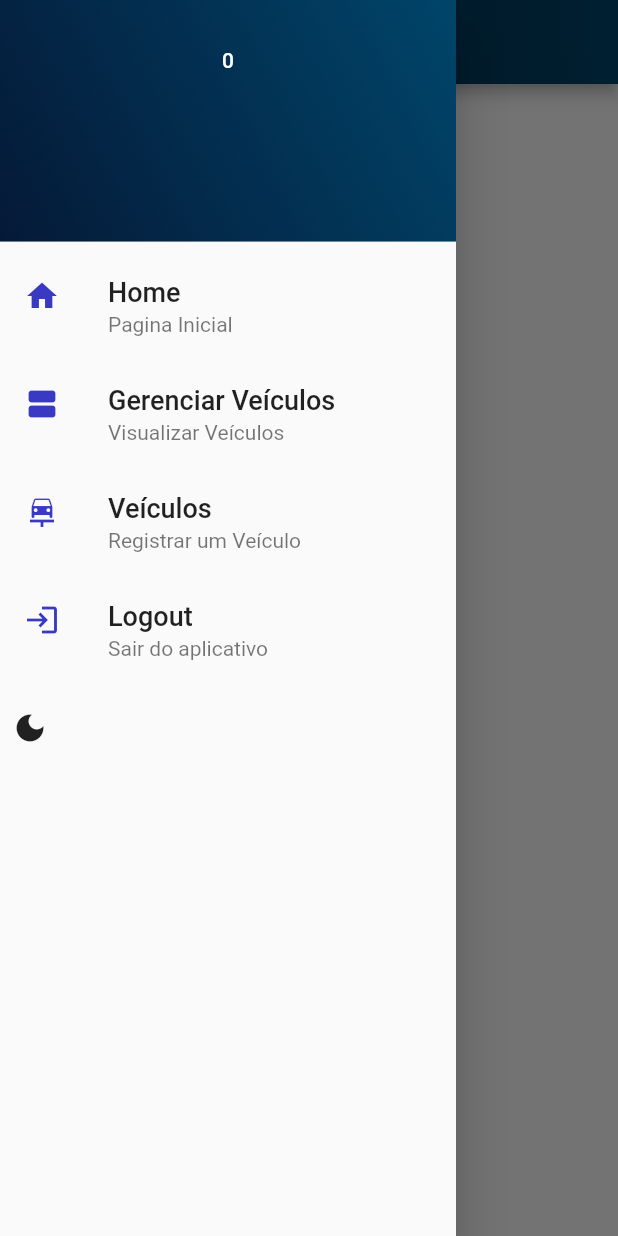
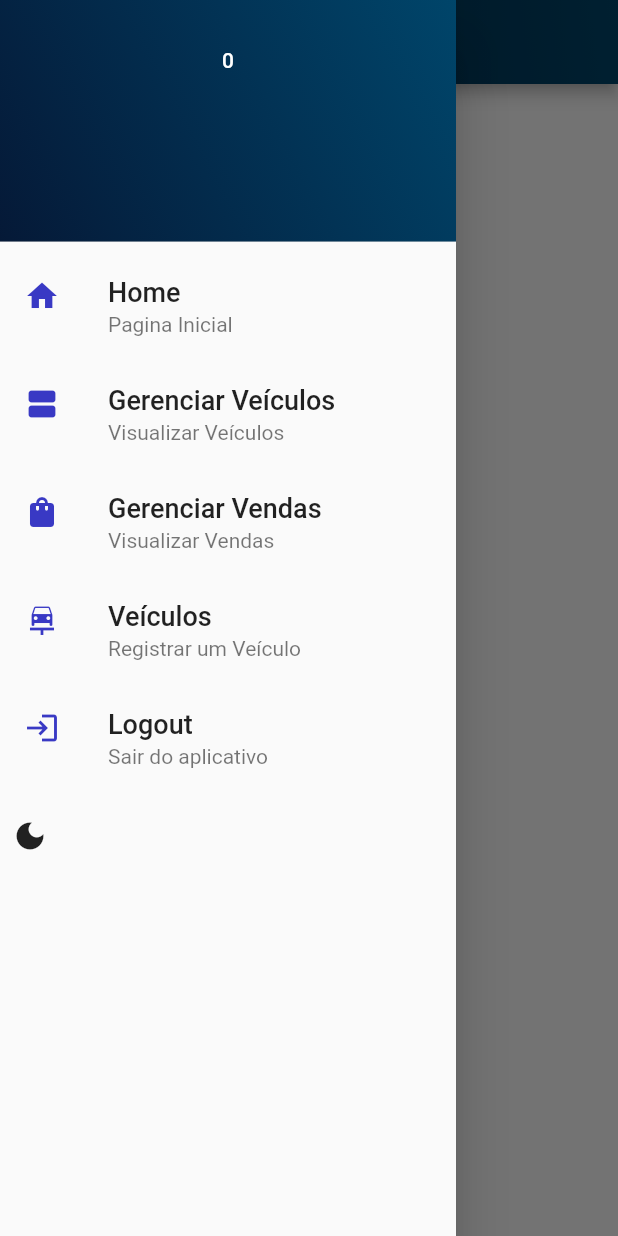
Before and after one commit to cstrey/Projeto_academy, a Flutter app: the ShowSales screen opened directly with empty values, with the side drawer open, on a phone screen of 412 x 824 dp. Run offline on Flutter 3.47's test engine with Material 2 defaults, Android fonts, the phone set to English and light mode, and no system bars; our stand-ins replace carousel_slider, flutter_masked_text2, image_picker, shared_preferences, sqflite; missing offline and left inert: easy_autocomplete; accounts and stored records are empty; network calls fail.

Commit message:
Add files via upload

```diff
--- /dev/null
+++ b/lib/controller/sale_infos.dart
@@ -0,0 +1,25 @@
+import 'package:flutter/material.dart';
+import '../models/sales.dart';
+import 'database.dart';
+
+/// Defines a class that manages the state and operations of [Car_Infos] page,
+/// including loading car data and deleting cars.
+class SalesInfosState with ChangeNotifier {
+  /// constructor initiates the class CarInfosState.
+  SalesInfosState();
+
+  /// creates an instance of a CarsController class.
+  final controller = SalesController();
+
+  Sale? _selectSale;
+
+  /// Getter method, [selectSale], returns the
+  /// value of a private variable _loggedUser.
+  Sale? get selectSale => _selectSale;
+
+  void setSale(Sale sale) async {
+    _selectSale = sale;
+
+    notifyListeners();
+  }
+}
--- a/lib/main.dart
+++ b/lib/main.dart
@@ -1,6 +1,7 @@
 import 'package:flutter/material.dart';
 import 'package:provider/provider.dart';
 import 'controller/main_controller.dart';
+import 'controller/sale_infos.dart';
 import 'controller/user_controller.dart';
 import 'views/car_information.dart';
 import 'views/login_page.dart';
@@ -37,6 +38,9 @@ class MyApp extends StatelessWidget {
         ChangeNotifierProvider(
           create: (context) => UserState(),
         ),
+        ChangeNotifierProvider(
+          create: (context) => SalesInfosState(),
+        ),
       ],
       child: Consumer<MyState>(
         builder: (context, state, _) {
--- a/lib/views/show_sales.dart
+++ b/lib/views/show_sales.dart
@@ -4,6 +4,7 @@ import 'package:intl/intl.dart';
 import 'package:provider/provider.dart';
 import '../controller/cars_controller.dart';
 import '../controller/main_controller.dart';
+import '../controller/sale_infos.dart';
 import '../controller/sales_controller.dart';
 import '../main.dart';
 import '../models/car.dart';
@@ -22,6 +23,7 @@ class ShowSales extends StatelessWidget {
     final numberFormatter = NumberFormat('###,###,###.00');
     final car = ModalRoute.of(context)!.settings.arguments as Car;
     final state = Provider.of<MyState>(context);
+    final stateInfo = Provider.of<SalesInfosState>(context);
     return MultiProvider(
       providers: [
         ChangeNotifierProvider(
@@ -61,7 +63,7 @@ class ShowSales extends StatelessWidget {
                             final sale = stateSale.listSale[index];
                             return ListTile(
                               onTap: () async {
-                                stateSale.setSale(sale);
+                                stateInfo.setSale(sale);
                                 await Navigator.of(context)
                                     .pushReplacementNamed(
                                   '/salesInfos',
--- a/lib/views/utils/menu_drawer.dart
+++ b/lib/views/utils/menu_drawer.dart
@@ -86,6 +86,15 @@ class DrawerMenu extends StatelessWidget {
                 },
               ),
               ListTile(
+                title: showTittle('Gerenciar Vendas'),
+                subtitle: const Text('Visualizar Vendas'),
+                leading: const Icon(Icons.shopping_bag),
+                iconColor: mainColor,
+                onTap: () async {
+                  //await Navigator.pushReplacementNamed(context, '/sales');
+                },
+              ),
+              ListTile(
                 title: showTittle('Veículos'),
                 subtitle: const Text('Registrar um Veículo'),
                 leading: const Icon(Icons.car_repair),
```
Also changed, not shown: lib/controller/sales_controller.dart (+0 -12 lines), lib/views/sales_information.dart (+3 -9 lines).
